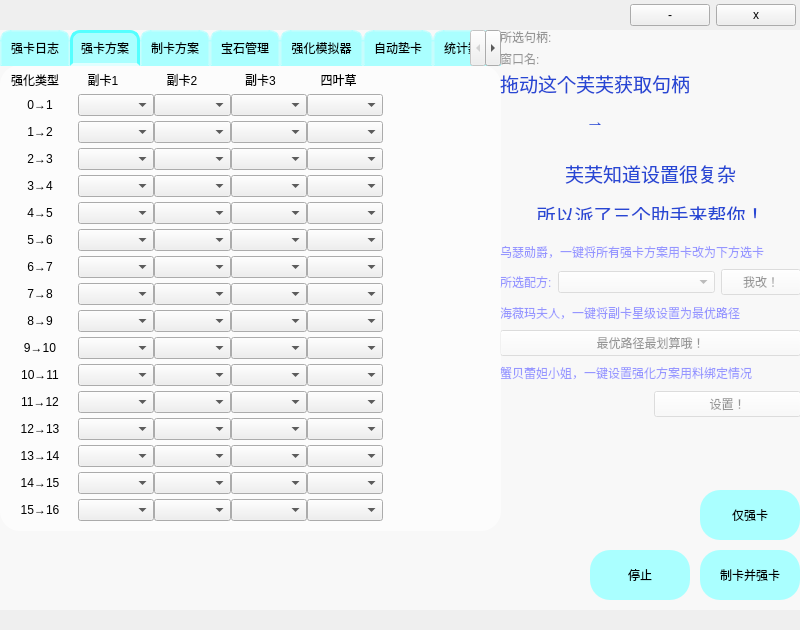
a1929238/tenchi-cards-enhancer, file GUI/天知强卡器.ui: the form before one commit.
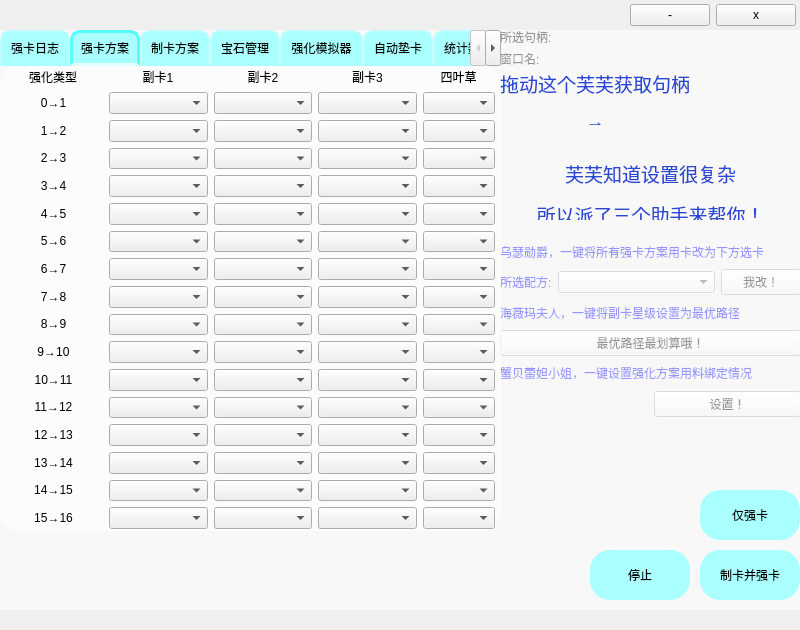
The form after the commit. The open tabs and pages were chosen to show the change. Custom widgets are drawn as their Qt base class.

Diff of the .ui file:
```diff
--- a/GUI/天知强卡器.ui
+++ b/GUI/天知强卡器.ui
@@ -23,11 +23,7 @@
    <string notr="true">天知强卡器</string>
   </property>
   <property name="styleSheet">
-   <string notr="true">QToolTip {
-    background-color: rgb(170, 255, 255);
-    color: black;
-    border: 3px dotted rgb(170, 255, 255);
-}</string>
+   <string notr="true"/>
   </property>
   <property name="tabShape">
    <enum>QTabWidget::Rounded</enum>
@@ -156,22 +152,17 @@
      <attribute name="toolTip">
       <string>记得用心填写哦</string>
      </attribute>
-     <widget class="QWidget" name="layoutWidget">
+     <widget class="QWidget" name="">
       <property name="geometry">
        <rect>
-        <x>2</x>
-        <y>1</y>
-        <width>381</width>
+        <x>4</x>
+        <y>3</y>
+        <width>491</width>
         <height>461</height>
        </rect>
       </property>
-      <layout class="QVBoxLayout" name="verticalLayout">
-       <property name="spacing">
-        <number>0</number>
-       </property>
-       <item>
-        <layout class="QHBoxLayout" name="horizontalLayout">
-         <item>
+      <layout class="QGridLayout" name="enhance_plan_grid_layout">
+       <item row="0" column="0" colspan="2" alignment="Qt::AlignHCenter">
           <widget class="QLabel" name="label">
            <property name="sizePolicy">
             <sizepolicy hsizetype="Fixed" vsizetype="Fixed">
@@ -187,7 +178,7 @@
            </property>
           </widget>
          </item>
-         <item>
+       <item row="0" column="2" colspan="2" alignment="Qt::AlignHCenter">
           <widget class="QLabel" name="label_40">
            <property name="sizePolicy">
             <sizepolicy hsizetype="Fixed" vsizetype="Fixed">
@@ -206,7 +197,7 @@
            </property>
           </widget>
          </item>
-         <item>
+       <item row="0" column="4" colspan="2" alignment="Qt::AlignHCenter">
           <widget class="QLabel" name="label_7">
            <property name="sizePolicy">
             <sizepolicy hsizetype="Fixed" vsizetype="Fixed">
@@ -225,7 +216,7 @@
            </property>
           </widget>
          </item>
-         <item>
+       <item row="0" column="6" colspan="2" alignment="Qt::AlignHCenter">
           <widget class="QLabel" name="label_8">
            <property name="sizePolicy">
             <sizepolicy hsizetype="Fixed" vsizetype="Fixed">
@@ -244,7 +235,7 @@
            </property>
           </widget>
          </item>
-         <item>
+       <item row="0" column="8" alignment="Qt::AlignHCenter">
           <widget class="QLabel" name="label_9">
            <property name="sizePolicy">
             <sizepolicy hsizetype="Fixed" vsizetype="Fixed">
@@ -263,11 +254,7 @@
            </property>
           </widget>
          </item>
-        </layout>
-       </item>
-       <item>
-        <layout class="QHBoxLayout" name="horizontalLayout_4">
-         <item>
+       <item row="1" column="0" colspan="2">
           <widget class="ClickableLabel" name="E1">
            <property name="sizePolicy">
             <sizepolicy hsizetype="Preferred" vsizetype="Fixed">
@@ -286,23 +273,19 @@
            </property>
           </widget>
          </item>
-         <item>
+       <item row="1" column="2" colspan="2">
           <widget class="QComboBox" name="subcard1_0"/>
          </item>
-         <item>
+       <item row="1" column="4" colspan="2">
           <widget class="QComboBox" name="subcard2_0"/>
          </item>
-         <item>
+       <item row="1" column="6" colspan="2">
           <widget class="QComboBox" name="subcard3_0"/>
          </item>
-         <item>
+       <item row="1" column="8">
           <widget class="QComboBox" name="clover0"/>
          </item>
-        </layout>
-       </item>
-       <item>
-        <layout class="QHBoxLayout" name="horizontalLayout_5">
-         <item>
+       <item row="2" column="0" colspan="2">
           <widget class="ClickableLabel" name="E2">
            <property name="sizePolicy">
             <sizepolicy hsizetype="Preferred" vsizetype="Fixed">
@@ -321,23 +304,19 @@
            </property>
           </widget>
          </item>
-         <item>
+       <item row="2" column="2" colspan="2">
           <widget class="QComboBox" name="subcard1_1"/>
          </item>
-         <item>
+       <item row="2" column="4" colspan="2">
           <widget class="QComboBox" name="subcard2_1"/>
          </item>
-         <item>
+       <item row="2" column="6" colspan="2">
           <widget class="QComboBox" name="subcard3_1"/>
          </item>
-         <item>
+       <item row="2" column="8">
           <widget class="QComboBox" name="clover1"/>
          </item>
-        </layout>
-       </item>
-       <item>
-        <layout class="QHBoxLayout" name="horizontalLayout_7">
-         <item>
+       <item row="3" column="0" colspan="2">
           <widget class="ClickableLabel" name="E3">
            <property name="sizePolicy">
             <sizepolicy hsizetype="Preferred" vsizetype="Fixed">
@@ -356,23 +335,19 @@
            </property>
           </widget>
          </item>
-         <item>
+       <item row="3" column="2" colspan="2">
           <widget class="QComboBox" name="subcard1_2"/>
          </item>
-         <item>
+       <item row="3" column="4" colspan="2">
           <widget class="QComboBox" name="subcard2_2"/>
          </item>
-         <item>
+       <item row="3" column="6" colspan="2">
           <widget class="QComboBox" name="subcard3_2"/>
          </item>
-         <item>
+       <item row="3" column="8">
           <widget class="QComboBox" name="clover2"/>
          </item>
-        </layout>
-       </item>
-       <item>
-        <layout class="QHBoxLayout" name="horizontalLayout_8">
-         <item>
+       <item row="4" column="0" colspan="2">
           <widget class="ClickableLabel" name="E4">
            <property name="sizePolicy">
             <sizepolicy hsizetype="Preferred" vsizetype="Fixed">
@@ -391,23 +366,19 @@
            </property>
           </widget>
          </item>
-         <item>
+       <item row="4" column="2" colspan="2">
           <widget class="QComboBox" name="subcard1_3"/>
          </item>
-         <item>
+       <item row="4" column="4" colspan="2">
           <widget class="QComboBox" name="subcard2_3"/>
          </item>
-         <item>
+       <item row="4" column="6" colspan="2">
           <widget class="QComboBox" name="subcard3_3"/>
          </item>
-         <item>
+       <item row="4" column="8">
           <widget class="QComboBox" name="clover3"/>
          </item>
-        </layout>
-       </item>
-       <item>
-        <layout class="QHBoxLayout" name="horizontalLayout_9">
-         <item>
+       <item row="5" column="0" colspan="2">
           <widget class="ClickableLabel" name="E5">
            <property name="sizePolicy">
             <sizepolicy hsizetype="Preferred" vsizetype="Fixed">
@@ -426,23 +397,19 @@
            </property>
           </widget>
          </item>
-         <item>
+       <item row="5" column="2" colspan="2">
           <widget class="QComboBox" name="subcard1_4"/>
          </item>
-         <item>
+       <item row="5" column="4" colspan="2">
           <widget class="QComboBox" name="subcard2_4"/>
          </item>
-         <item>
+       <item row="5" column="6" colspan="2">
           <widget class="QComboBox" name="subcard3_4"/>
          </item>
-         <item>
+       <item row="5" column="8">
           <widget class="QComboBox" name="clover4"/>
          </item>
-        </layout>
-       </item>
-       <item>
-        <layout class="QHBoxLayout" name="horizontalLayout_10">
-         <item>
+       <item row="6" column="0" colspan="2">
           <widget class="ClickableLabel" name="E6">
            <property name="sizePolicy">
             <sizepolicy hsizetype="Preferred" vsizetype="Fixed">
@@ -461,23 +428,19 @@
            </property>
           </widget>
          </item>
-         <item>
+       <item row="6" column="2" colspan="2">
           <widget class="QComboBox" name="subcard1_5"/>
          </item>
-         <item>
+       <item row="6" column="4" colspan="2">
           <widget class="QComboBox" name="subcard2_5"/>
          </item>
-         <item>
+       <item row="6" column="6" colspan="2">
           <widget class="QComboBox" name="subcard3_5"/>
          </item>
-         <item>
+       <item row="6" column="8">
           <widget class="QComboBox" name="clover5"/>
          </item>
-        </layout>
-       </item>
-       <item>
-        <layout class="QHBoxLayout" name="horizontalLayout_11">
-         <item>
+       <item row="7" column="0" colspan="2">
           <widget class="ClickableLabel" name="E7">
            <property name="sizePolicy">
             <sizepolicy hsizetype="Preferred" vsizetype="Fixed">
@@ -496,23 +459,19 @@
            </property>
           </widget>
          </item>
-         <item>
+       <item row="7" column="2" colspan="2">
           <widget class="QComboBox" name="subcard1_6"/>
          </item>
-         <item>
+       <item row="7" column="4" colspan="2">
           <widget class="QComboBox" name="subcard2_6"/>
          </item>
-         <item>
+       <item row="7" column="6" colspan="2">
           <widget class="QComboBox" name="subcard3_6"/>
          </item>
-         <item>
+       <item row="7" column="8">
           <widget class="QComboBox" name="clover6"/>
          </item>
-        </layout>
-       </item>
-       <item>
-        <layout class="QHBoxLayout" name="horizontalLayout_12">
-         <item>
+       <item row="8" column="0" colspan="2">
           <widget class="ClickableLabel" name="E8">
            <property name="sizePolicy">
             <sizepolicy hsizetype="Preferred" vsizetype="Fixed">
@@ -531,23 +490,19 @@
            </property>
           </widget>
          </item>
-         <item>
+       <item row="8" column="2" colspan="2">
           <widget class="QComboBox" name="subcard1_7"/>
          </item>
-         <item>
+       <item row="8" column="4" colspan="2">
           <widget class="QComboBox" name="subcard2_7"/>
          </item>
-         <item>
+       <item row="8" column="6" colspan="2">
           <widget class="QComboBox" name="subcard3_7"/>
          </item>
-         <item>
+       <item row="8" column="8">
           <widget class="QComboBox" name="clover7"/>
          </item>
-        </layout>
-       </item>
-       <item>
-        <layout class="QHBoxLayout" name="horizontalLayout_13">
-         <item>
+       <item row="9" column="0" colspan="2">
           <widget class="ClickableLabel" name="E9">
            <property name="sizePolicy">
             <sizepolicy hsizetype="Preferred" vsizetype="Fixed">
@@ -566,23 +521,19 @@
            </property>
           </widget>
          </item>
-         <item>
+       <item row="9" column="2" colspan="2">
           <widget class="QComboBox" name="subcard1_8"/>
          </item>
-         <item>
+       <item row="9" column="4" colspan="2">
           <widget class="QComboBox" name="subcard2_8"/>
          </item>
-         <item>
+       <item row="9" column="6" colspan="2">
           <widget class="QComboBox" name="subcard3_8"/>
          </item>
-         <item>
+       <item row="9" column="8">
           <widget class="QComboBox" name="clover8"/>
          </item>
-        </layout>
-       </item>
-       <item>
-        <layout class="QHBoxLayout" name="horizontalLayout_14">
-         <item>
+       <item row="10" column="0" colspan="2">
           <widget class="ClickableLabel" name="E10">
            <property name="sizePolicy">
             <sizepolicy hsizetype="Preferred" vsizetype="Fixed">
@@ -601,23 +552,37 @@
            </property>
           </widget>
          </item>
-         <item>
+       <item row="10" column="2" colspan="2">
           <widget class="QComboBox" name="subcard1_9"/>
          </item>
-         <item>
+       <item row="10" column="4" colspan="2">
           <widget class="QComboBox" name="subcard2_9"/>
          </item>
-         <item>
+       <item row="10" column="6" colspan="2">
           <widget class="QComboBox" name="subcard3_9"/>
          </item>
-         <item>
+       <item row="10" column="8">
           <widget class="QComboBox" name="clover9"/>
          </item>
-        </layout>
+       <item row="15" column="8">
+        <widget class="QComboBox" name="clover14"/>
        </item>
-       <item>
-        <layout class="QHBoxLayout" name="horizontalLayout_15">
-         <item>
+       <item row="11" column="8">
+        <widget class="QComboBox" name="clover10"/>
+       </item>
+       <item row="12" column="8">
+        <widget class="QComboBox" name="clover11"/>
+       </item>
+       <item row="13" column="8">
+        <widget class="QComboBox" name="clover12"/>
+       </item>
+       <item row="14" column="8">
+        <widget class="QComboBox" name="clover13"/>
+       </item>
+       <item row="16" column="8">
+        <widget class="QComboBox" name="clover15"/>
+       </item>
+       <item row="11" column="0" colspan="2">
           <widget class="ClickableLabel" name="E11">
            <property name="sizePolicy">
             <sizepolicy hsizetype="Preferred" vsizetype="Fixed">
@@ -630,23 +595,61 @@
            </property>
           </widget>
          </item>
-         <item>
-          <widget class="QComboBox" name="subcard1_10"/>
-         </item>
-         <item>
-          <widget class="QComboBox" name="subcard2_10"/>
-         </item>
-         <item>
+       <item row="11" column="6" colspan="2">
           <widget class="QComboBox" name="subcard3_10"/>
          </item>
-         <item>
-          <widget class="QComboBox" name="clover10"/>
-         </item>
-        </layout>
+       <item row="12" column="6" colspan="2">
+        <widget class="QComboBox" name="subcard3_11"/>
+       </item>
+       <item row="13" column="6" colspan="2">
+        <widget class="QComboBox" name="subcard3_12"/>
        </item>
-       <item>
-        <layout class="QHBoxLayout" name="horizontalLayout_16">
-         <item>
+       <item row="14" column="6" colspan="2">
+        <widget class="QComboBox" name="subcard3_13"/>
+       </item>
+       <item row="15" column="6" colspan="2">
+        <widget class="QComboBox" name="subcard3_14"/>
+       </item>
+       <item row="16" column="6" colspan="2">
+        <widget class="QComboBox" name="subcard3_15"/>
+       </item>
+       <item row="11" column="4" colspan="2">
+        <widget class="QComboBox" name="subcard2_10"/>
+       </item>
+       <item row="12" column="4" colspan="2">
+        <widget class="QComboBox" name="subcard2_11"/>
+       </item>
+       <item row="13" column="4" colspan="2">
+        <widget class="QComboBox" name="subcard2_12"/>
+       </item>
+       <item row="14" column="4" colspan="2">
+        <widget class="QComboBox" name="subcard2_13"/>
+       </item>
+       <item row="15" column="4" colspan="2">
+        <widget class="QComboBox" name="subcard2_14"/>
+       </item>
+       <item row="16" column="4" colspan="2">
+        <widget class="QComboBox" name="subcard2_15"/>
+       </item>
+       <item row="11" column="2" colspan="2">
+        <widget class="QComboBox" name="subcard1_10"/>
+       </item>
+       <item row="12" column="2" colspan="2">
+        <widget class="QComboBox" name="subcard1_11"/>
+       </item>
+       <item row="13" column="2" colspan="2">
+        <widget class="QComboBox" name="subcard1_12"/>
+       </item>
+       <item row="14" column="2" colspan="2">
+        <widget class="QComboBox" name="subcard1_13"/>
+       </item>
+       <item row="15" column="2" colspan="2">
+        <widget class="QComboBox" name="subcard1_14"/>
+       </item>
+       <item row="16" column="2" colspan="2">
+        <widget class="QComboBox" name="subcard1_15"/>
+       </item>
+       <item row="12" column="0" colspan="2">
           <widget class="ClickableLabel" name="E12">
            <property name="sizePolicy">
             <sizepolicy hsizetype="Preferred" vsizetype="Fixed">
@@ -659,23 +662,7 @@
            </property>
           </widget>
          </item>
-         <item>
-          <widget class="QComboBox" name="subcard1_11"/>
-         </item>
-         <item>
-          <widget class="QComboBox" name="subcard2_11"/>
-         </item>
-         <item>
-          <widget class="QComboBox" name="subcard3_11"/>
-         </item>
-         <item>
-          <widget class="QComboBox" name="clover11"/>
-         </item>
-        </layout>
-       </item>
-       <item>
-        <layout class="QHBoxLayout" name="horizontalLayout_17">
-         <item>
+       <item row="13" column="0" colspan="2">
           <widget class="ClickableLabel" name="E13">
            <property name="sizePolicy">
             <sizepolicy hsizetype="Preferred" vsizetype="Fixed">
@@ -688,23 +675,7 @@
            </property>
           </widget>
          </item>
-         <item>
-          <widget class="QComboBox" name="subcard1_12"/>
-         </item>
-         <item>
-          <widget class="QComboBox" name="subcard2_12"/>
-         </item>
-         <item>
-          <widget class="QComboBox" name="subcard3_12"/>
-         </item>
-         <item>
-          <widget class="QComboBox" name="clover12"/>
-         </item>
-        </layout>
-       </item>
-       <item>
-        <layout class="QHBoxLayout" name="horizontalLayout_18">
-         <item>
+       <item row="14" column="0" colspan="2">
           <widget class="ClickableLabel" name="E14">
            <property name="sizePolicy">
             <sizepolicy hsizetype="Preferred" vsizetype="Fixed">
@@ -717,23 +688,7 @@
            </property>
           </widget>
          </item>
-         <item>
-          <widget class="QComboBox" name="subcard1_13"/>
-         </item>
-         <item>
-          <widget class="QComboBox" name="subcard2_13"/>
-         </item>
-         <item>
-          <widget class="QComboBox" name="subcard3_13"/>
-         </item>
-         <item>
-          <widget class="QComboBox" name="clover13"/>
-         </item>
-        </layout>
-       </item>
-       <item>
-        <layout class="QHBoxLayout" name="horizontalLayout_19">
-         <item>
+       <item row="15" column="0" colspan="2">
           <widget class="ClickableLabel" name="E15">
            <property name="sizePolicy">
             <sizepolicy hsizetype="Preferred" vsizetype="Fixed">
@@ -746,23 +701,7 @@
            </property>
           </widget>
          </item>
-         <item>
-          <widget class="QComboBox" name="subcard1_14"/>
-         </item>
-         <item>
-          <widget class="QComboBox" name="subcard2_14"/>
-         </item>
-         <item>
-          <widget class="QComboBox" name="subcard3_14"/>
-         </item>
-         <item>
-          <widget class="QComboBox" name="clover14"/>
-         </item>
-        </layout>
-       </item>
-       <item>
-        <layout class="QHBoxLayout" name="horizontalLayout_20">
-         <item>
+       <item row="16" column="0" colspan="2">
           <widget class="ClickableLabel" name="E16">
            <property name="sizePolicy">
             <sizepolicy hsizetype="Preferred" vsizetype="Fixed">
@@ -775,20 +714,6 @@
            </property>
           </widget>
          </item>
-         <item>
-          <widget class="QComboBox" name="subcard1_15"/>
-         </item>
-         <item>
-          <widget class="QComboBox" name="subcard2_15"/>
-         </item>
-         <item>
-          <widget class="QComboBox" name="subcard3_15"/>
-         </item>
-         <item>
-          <widget class="QComboBox" name="clover15"/>
-         </item>
-        </layout>
-       </item>
       </layout>
      </widget>
     </widget>
@@ -3544,6 +3469,29 @@
      </layout>
     </widget>
    </widget>
+   <widget class="QWidget" name="background_layer" native="true">
+    <property name="enabled">
+     <bool>true</bool>
+    </property>
+    <property name="geometry">
+     <rect>
+      <x>0</x>
+      <y>30</y>
+      <width>800</width>
+      <height>580</height>
+     </rect>
+    </property>
+    <property name="sizePolicy">
+     <sizepolicy hsizetype="Maximum" vsizetype="Maximum">
+      <horstretch>0</horstretch>
+      <verstretch>0</verstretch>
+     </sizepolicy>
+    </property>
+    <property name="styleSheet">
+     <string notr="true"/>
+    </property>
+   </widget>
+   <zorder>background_layer</zorder>
    <zorder>frosted_layer</zorder>
    <zorder>layoutWidget</zorder>
    <zorder>tabWidget</zorder>
```
Left out of the diff: 4 changed lines with no effect on the pictures. Lines whose indentation alone changed are shown as unchanged.
